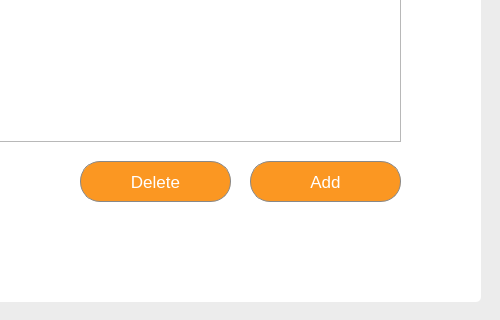
Qt form Project SE/ui/userscreen_edit.ui (Patatims/CCSFEN2_Project) before a commit; both pictures show x 700 to 1200 and y 479 to 799 of the 1200 by 799 pixel window.
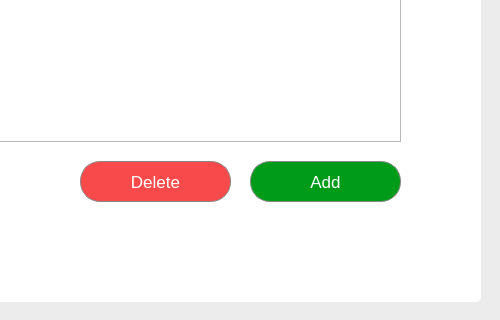
The same form after that commit. Icons and pictures are not drawn.

Diff of the .ui file:
```diff
--- a/Project SE/ui/userscreen_edit.ui
+++ b/Project SE/ui/userscreen_edit.ui
@@ -734,7 +734,7 @@
     <property name="styleSheet">
      <string notr="true">QPushButton{
 	color: #FFFFFF;
-    background-color: #FB9722;
+    background-color: #F84A4A;
     border: 1px solid #888888;
     border-radius: 20px;
 	font-family: 'Inter';
@@ -765,7 +765,7 @@
     <property name="styleSheet">
      <string notr="true">QPushButton{
 	color: #FFFFFF;
-    background-color: #FB9722;
+    background-color: #009B19;
     border: 1px solid #888888;
     border-radius: 20px;
 	font-family: 'Inter';
```
Left out of the diff: 3 changed lines with no effect on the pictures.
